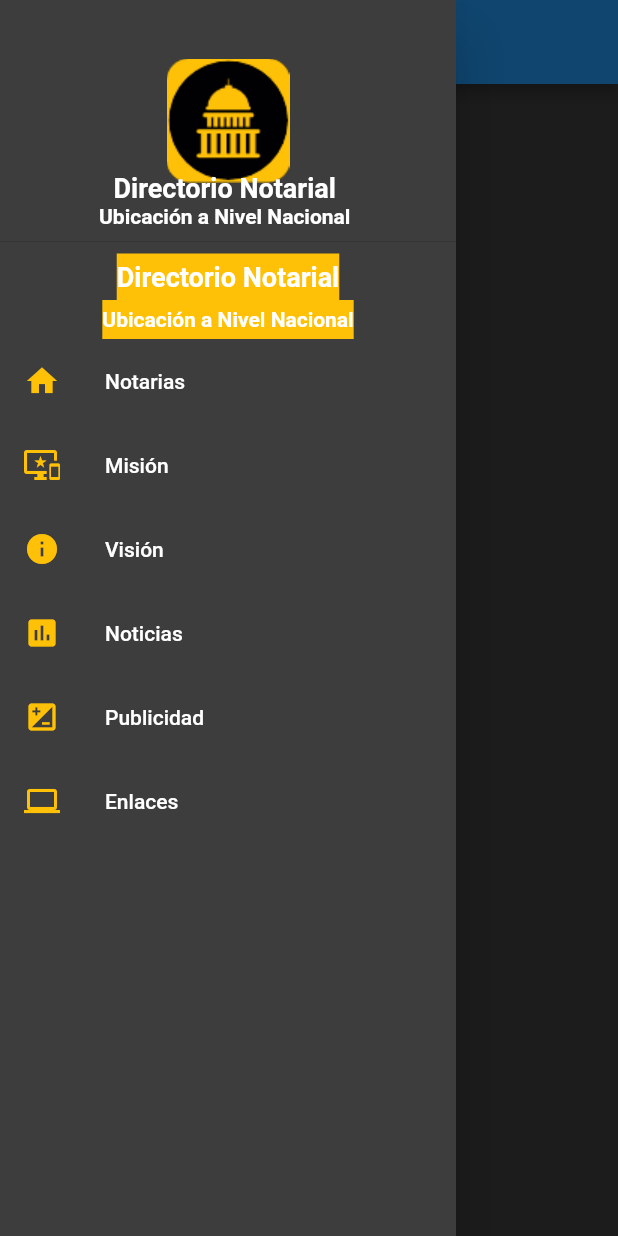
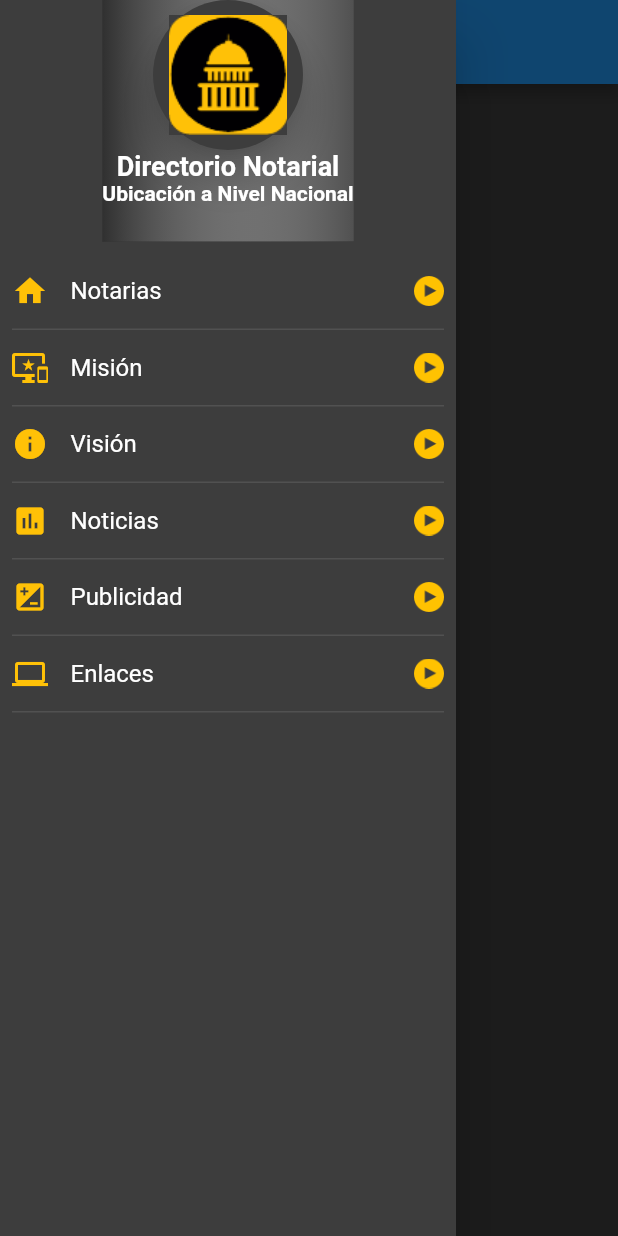
Before and after one commit to awsalcedo/notarias, a Flutter app: the screen it shows after launch, with the side drawer open, on a phone screen of 412 x 824 dp. Run offline on Flutter 3.47's test engine with Material 2 defaults, Android fonts, the phone set to English and light mode, and no system bars.

Commit message:
Mejorar menu

```diff
--- a/lib/src/widgets/menu_lateral.dart
+++ b/lib/src/widgets/menu_lateral.dart
@@ -16,32 +16,6 @@ class MenuLateral extends StatelessWidget {
           Column(
             children: <Widget>[
               _crearCabeceraDrawer(),
-              /*
-              DrawerHeader(
-                child: Container(
-                  child: Image.asset(
-                            'assets/imagen_panel.png',
-                            height: 78.0,
-                            width: 78.0,
-                          ),
-                    ),
-
-              ),
-              */
-
-            Container(
-              color: Color.fromRGBO(255, 193, 7, 1),
-              child: Text('Directorio Notarial', style: TextStyle(color: Colors.white, fontSize: 18.0, fontWeight: FontWeight.bold),),
-              padding: EdgeInsets.symmetric(vertical: 5.0),
-            ),
-
-            Container(
-              color: Color.fromRGBO(255, 193, 7, 1),
-              child: Text('Ubicación a Nivel Nacional', style: TextStyle(color: Colors.white, fontSize: 14.0, fontWeight: FontWeight.bold),),
-              padding: EdgeInsets.symmetric(vertical: 5.0),
-            ),
-
-
             ],
           ),
           _crearDrawerItem(
@@ -81,46 +55,69 @@ class MenuLateral extends StatelessWidget {
 
 Widget _crearCabeceraDrawer () {
   return DrawerHeader(
-    //margin: EdgeInsets.symmetric(horizontal: 28.0, vertical: 28.0),
-
+    padding: EdgeInsets.zero,
     decoration: BoxDecoration(
-      image: DecorationImage(
-        fit: BoxFit.scaleDown,
-        image: AssetImage(
-          'assets/imagen_panel.png'
-        ),
-      )
+      gradient: LinearGradient(colors: <Color> [
+        Color.fromRGBO(48, 48, 48, 1),
+        //Color.fromRGBO(54, 54, 54, 1),
+        Colors.white10
+      ])
     ),
-    child: Stack(
-      children: <Widget>[
-        Positioned(
-          bottom: 1.0,
-          left: 50.0,
-          child: Column(
-            children: <Widget>[
-              Text('Directorio Notarial', style: TextStyle(color: Colors.white, fontSize: 18.0, fontWeight: FontWeight.bold),),
-              Text('Ubicación a Nivel Nacional', style: TextStyle(color: Colors.white, fontSize: 14.0, fontWeight: FontWeight.bold),),
-            ],
+    child: Container(
+      child: Column(
+        children: <Widget>[
+          Material(
+            borderRadius: BorderRadius.all(Radius.circular(50)),
+            elevation: 10,
+            child: Padding(
+              padding: const EdgeInsets.all(10.0),
+              child: Image.asset('assets/imagen_panel.png', width: 80, height: 80,),
+            ),
           ),
-        ),
-
-      ],
+          Text('Directorio Notarial', style: TextStyle(color: Colors.white, fontSize: 18.0, fontWeight: FontWeight.bold),),
+          Text('Ubicación a Nivel Nacional', style: TextStyle(color: Colors.white, fontSize: 14.0, fontWeight: FontWeight.bold),),
+        ],
+      ),
     ),
   );
 }
 
 Widget _crearDrawerItem ({IconData icono, String titulo, GestureTapCallback onTap}) {
-  return ListTile(
-    title: Row(
-      children: <Widget>[
-        Icon(icono, color: Color.fromRGBO(255, 193, 7, 1)),
-        Padding(
-          padding: EdgeInsets.only(left: 30.0),
-          child: Text(titulo, style: TextStyle(color: Colors.white),),
-        )
-      ],
-    ),
-    onTap: onTap,
+  return Padding(
+      padding: const EdgeInsets.fromLTRB(8.0, 0, 8.0, 0),
+      child: Container(
+        decoration: BoxDecoration(
+          border: Border(bottom: BorderSide(color: Colors.white10))
+        ),
+        child: InkWell(
+          splashColor: Color.fromRGBO(255, 193, 7, 1),
+          onTap: onTap,
+          child: Container(
+            height: 50,
+            child: Row(
+              mainAxisAlignment: MainAxisAlignment.spaceBetween,
+              children: <Widget>[
+                Row(
+                  children: <Widget>[
+                    Icon(icono, color: Color.fromRGBO(255, 193, 7, 1)),
+                    Padding(
+                      padding: EdgeInsets.all(15.0),
+                      child: Text(titulo, style: TextStyle(color: Colors.white, fontSize: 16),),
+                    ),
+                  ],
+                ),
+
+                Image.asset(
+                  'assets/boton-ir.png',
+                  width: 20.0,
+                  height: 20.0,
+
+                )
+              ],
+            ),
+          ),
+        ),
+      ),
   );
 }
 
```
Also changed, not shown: assets/boton-ir.png (added).
